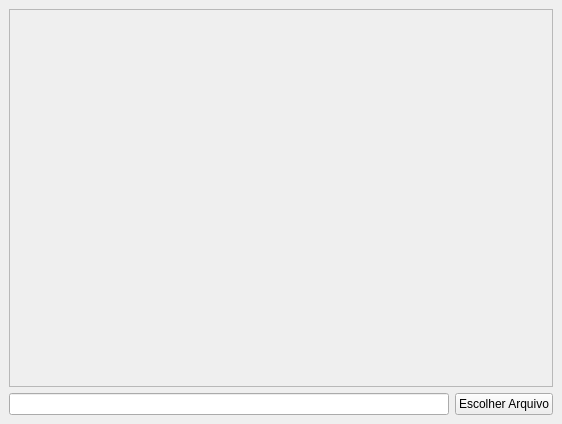
This is 5-python-pyqt5/aula03-redimensionar_img/QtDesigner/design.ui in Leodf/projetos-python as Qt 5 draws it before an edit. The edited form follows.
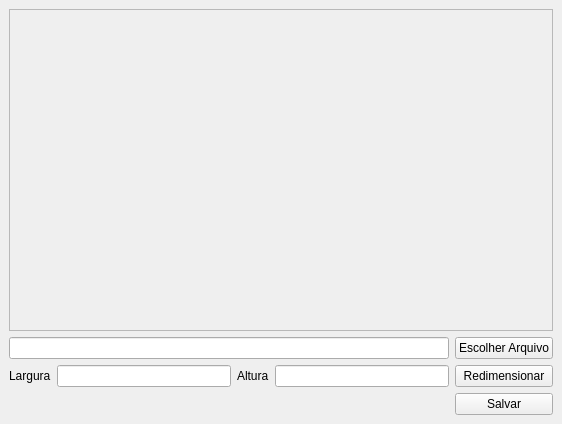
This is the edited form.

The edit to the form file:
```diff
--- a/5-python-pyqt5/aula03-redimensionar_img/QtDesigner/design.ui
+++ b/5-python-pyqt5/aula03-redimensionar_img/QtDesigner/design.ui
@@ -15,17 +15,41 @@
   </property>
   <widget class="QWidget" name="centralwidget">
    <layout class="QGridLayout" name="gridLayout">
-    <item row="1" column="0">
-     <widget class="QLineEdit" name="inputAbrirArquivo"/>
+    <item row="2" column="3">
+     <widget class="QLineEdit" name="inputAltura"/>
     </item>
-    <item row="1" column="1">
-     <widget class="QPushButton" name="btnEscolherArquivo">
+    <item row="2" column="4">
+     <widget class="QPushButton" name="btnRedimensionar">
       <property name="text">
-       <string>Escolher Arquivo</string>
+       <string>Redimensionar</string>
       </property>
      </widget>
     </item>
-    <item row="0" column="0" colspan="2">
+    <item row="2" column="2">
+     <widget class="QLabel" name="label_2">
+      <property name="text">
+       <string>Altura</string>
+      </property>
+     </widget>
+    </item>
+    <item row="2" column="1">
+     <widget class="QLineEdit" name="inputLargura"/>
+    </item>
+    <item row="2" column="0">
+     <widget class="QLabel" name="label">
+      <property name="text">
+       <string>Largura</string>
+      </property>
+     </widget>
+    </item>
+    <item row="3" column="4">
+     <widget class="QPushButton" name="btnSalvar">
+      <property name="text">
+       <string>Salvar</string>
+      </property>
+     </widget>
+    </item>
+    <item row="0" column="0" colspan="5">
      <widget class="QScrollArea" name="scrollArea">
       <property name="widgetResizable">
        <bool>true</bool>
@@ -36,7 +60,7 @@
          <x>0</x>
          <y>0</y>
          <width>542</width>
-         <height>375</height>
+         <height>317</height>
         </rect>
        </property>
        <layout class="QGridLayout" name="gridLayout_2">
@@ -51,6 +75,16 @@
       </widget>
      </widget>
     </item>
+    <item row="1" column="4">
+     <widget class="QPushButton" name="btnEscolherArquivo">
+      <property name="text">
+       <string>Escolher Arquivo</string>
+      </property>
+     </widget>
+    </item>
+    <item row="1" column="0" colspan="4">
+     <widget class="QLineEdit" name="inputAbrirArquivo"/>
+    </item>
    </layout>
   </widget>
  </widget>
```
